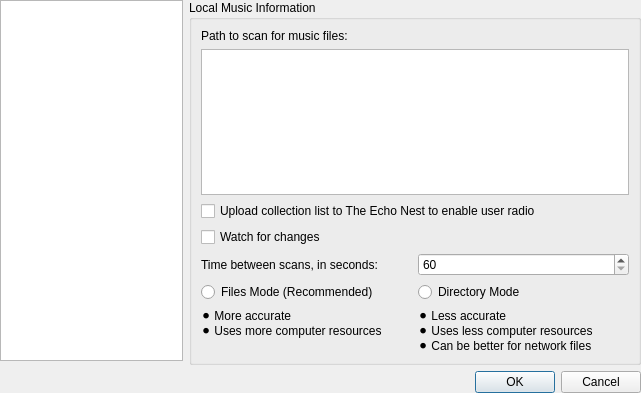
Old version of the form src/stackedsettingsdialog.ui in the repository tomahawk-player/tomahawk.
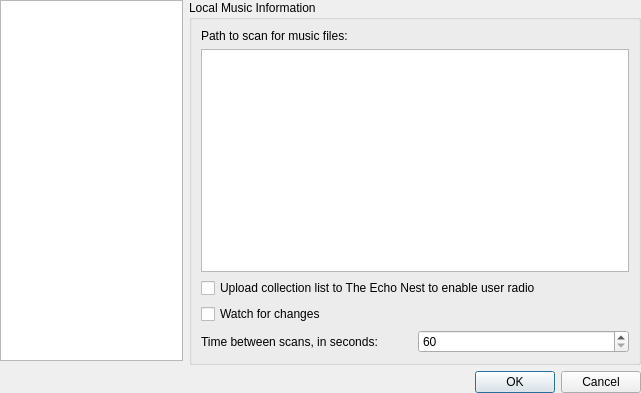
New version of the form. Icons and pictures are not drawn. Custom widgets are drawn as their Qt base class.

Commit message: Remove dir mode, just use file mode for scanning all the time

Diff of the .ui file:
```diff
--- a/src/stackedsettingsdialog.ui
+++ b/src/stackedsettingsdialog.ui
@@ -258,57 +258,6 @@
                 </item>
                </layout>
               </item>
-              <item>
-               <layout class="QHBoxLayout" name="horizontalLayout_6">
-                <item>
-                 <widget class="QRadioButton" name="scannerFileModeButton">
-                  <property name="text">
-                   <string>Files Mode (Recommended)</string>
-                  </property>
-                 </widget>
-                </item>
-                <item>
-                 <widget class="QRadioButton" name="scannerDirModeButton">
-                  <property name="text">
-                   <string>Directory Mode</string>
-                  </property>
-                 </widget>
-                </item>
-               </layout>
-              </item>
-              <item>
-               <layout class="QHBoxLayout" name="horizontalLayout_8">
-                <item>
-                 <widget class="QLabel" name="scanInformationLabelFiles">
-                  <property name="text">
-                   <string>⚫ More accurate
-⚫ Uses more computer resources</string>
-                  </property>
-                  <property name="alignment">
-                   <set>Qt::AlignLeading|Qt::AlignLeft|Qt::AlignTop</set>
-                  </property>
-                  <property name="margin">
-                   <number>2</number>
-                  </property>
-                 </widget>
-                </item>
-                <item>
-                 <widget class="QLabel" name="scanInformationLabelDirs">
-                  <property name="text">
-                   <string>⚫ Less accurate
-⚫ Uses less computer resources
-⚫ Can be better for network files</string>
-                  </property>
-                  <property name="alignment">
-                   <set>Qt::AlignLeading|Qt::AlignLeft|Qt::AlignTop</set>
-                  </property>
-                  <property name="margin">
-                   <number>2</number>
-                  </property>
-                 </widget>
-                </item>
-               </layout>
-              </item>
              </layout>
             </item>
            </layout>
```
The commit also changes 8 other files.
